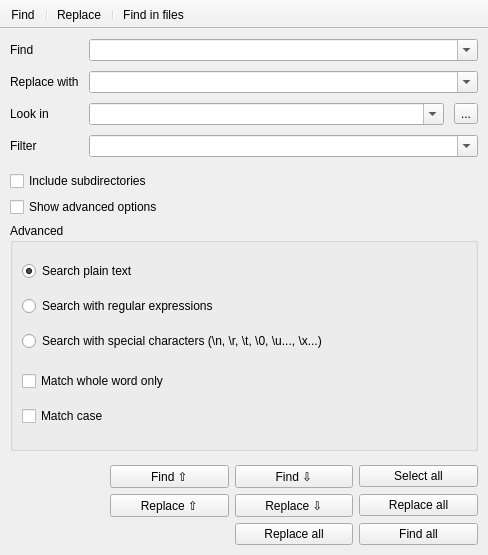
Old version of the form src/ui/Search/frmsearchreplace.ui in the repository notepadqq/notepadqq.
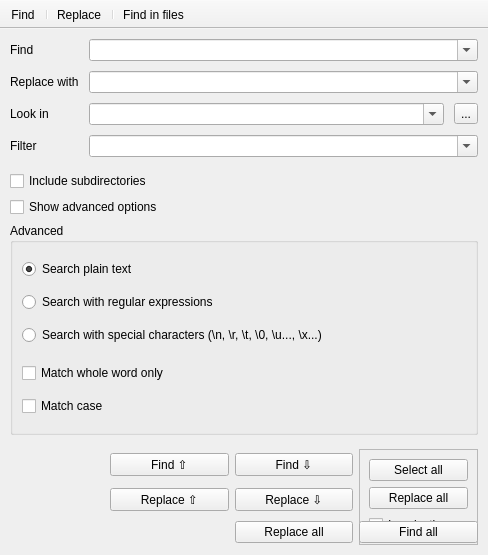
New version of the form. Icons and pictures are not drawn.

Commit message: Toggle & frame fixes

```diff
--- a/src/ui/Search/frmsearchreplace.ui
+++ b/src/ui/Search/frmsearchreplace.ui
@@ -294,16 +294,7 @@
         </property>
        </widget>
       </item>
-      <item row="0" column="3">
-       <widget class="QPushButton" name="btnSelectAll">
-        <property name="text">
-         <string>Select all</string>
-        </property>
-        <property name="autoDefault">
-         <bool>true</bool>
-        </property>
-       </widget>
-      </item>
+      
       <item row="1" column="1">
        <widget class="QPushButton" name="btnReplacePrev">
         <property name="text">
@@ -324,7 +315,26 @@
         </property>
        </widget>
       </item>
-      <item row="1" column="3">
+      <item row="0" column="3" rowspan="3">
+        <widget class="QFrame" name="frameSearchReplaceAll">
+          <property name="frameShape">
+            <enum>QFrame::StyledPanel</enum>
+          </property>
+          <property name="frameShadow">
+            <enum>QFrame::Plain</enum>
+          </property>
+          <layout class="QVBoxLayout" name="verticalLayout_3">
+            <item>
+             <widget class="QPushButton" name="btnSelectAll">
+              <property name="text">
+               <string>Select all</string>
+              </property>
+              <property name="autoDefault">
+               <bool>true</bool>
+              </property>
+             </widget>
+            </item>
+            <item>
        <widget class="QPushButton" name="btnReplaceAll">
         <property name="text">
          <string>Replace all</string>
@@ -334,11 +344,14 @@
         </property>
        </widget>
       </item>
-	  <item row="2" column="3">
+      	    <item>
        <widget class="QCheckBox" name="chkSearchReplaceInSelection">
         <property name="text">
          <string>In selection</string>
         </property>
+             </widget>
+            </item>
+          </layout>
        </widget>
       </item>
       <item row="2" column="1">
```
Lines whose indentation alone changed are shown as unchanged. The commit also changes 3 other files.
